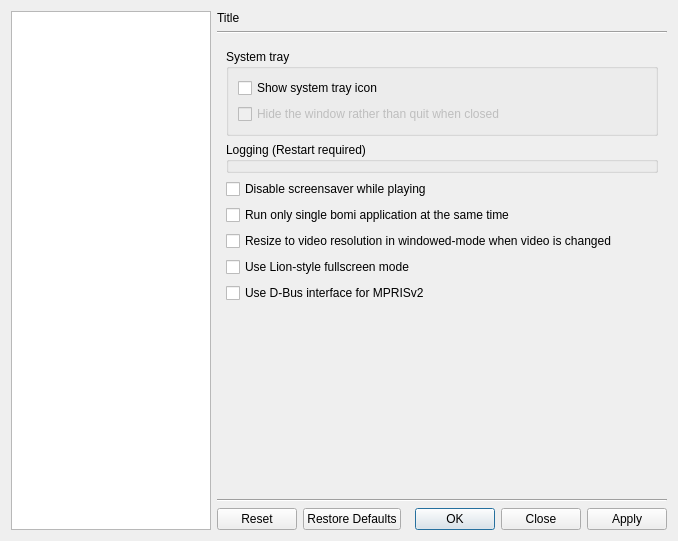
Above: src/bomi/ui/prefdialog.ui from bylee20/bomi before the change. Below: the same form after it.
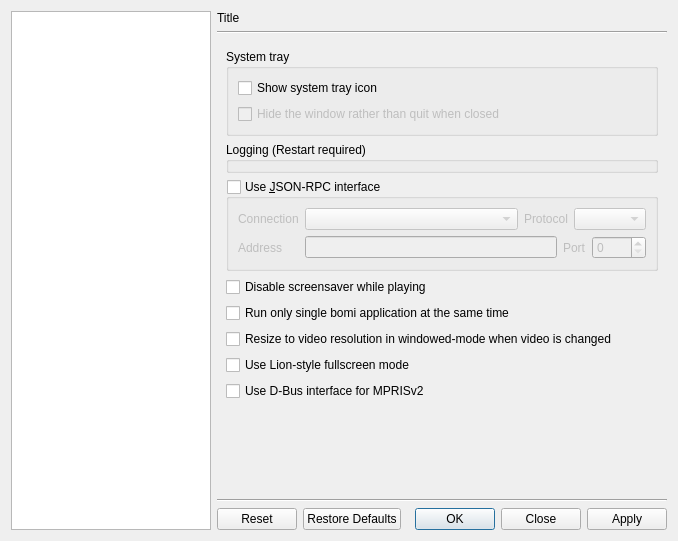
That is the form after the change. The open tabs and pages were chosen to show the change. Icons and pictures are not drawn. Custom widgets are drawn as their Qt base class.

Commit message: * New: JSON-RPC interface (#247)

The edit to the form file:
```diff
--- a/src/bomi/ui/prefdialog.ui
+++ b/src/bomi/ui/prefdialog.ui
@@ -1950,6 +1950,87 @@
            </property>
           </widget>
          </item>
+         <item>
+          <widget class="QGroupBox" name="jr_use">
+           <property name="title">
+            <string>Use &amp;JSON-RPC interface</string>
+           </property>
+           <property name="checkable">
+            <bool>true</bool>
+           </property>
+           <property name="checked">
+            <bool>false</bool>
+           </property>
+           <layout class="QGridLayout" name="gridLayout_4">
+            <item row="0" column="0">
+             <widget class="QLabel" name="label_10">
+              <property name="text">
+               <string>Connection</string>
+              </property>
+             </widget>
+            </item>
+            <item row="0" column="1">
+             <layout class="QHBoxLayout" name="horizontalLayout_9">
+              <item>
+               <widget class="JrConnectionComboBox" name="jr_connection">
+                <property name="sizePolicy">
+                 <sizepolicy hsizetype="Expanding" vsizetype="Fixed">
+                  <horstretch>0</horstretch>
+                  <verstretch>0</verstretch>
+                 </sizepolicy>
+                </property>
+               </widget>
+              </item>
+              <item>
+               <widget class="QLabel" name="label_11">
+                <property name="text">
+                 <string>Protocol</string>
+                </property>
+               </widget>
+              </item>
+              <item>
+               <widget class="JrProtocolComboBox" name="jr_protocol">
+                <property name="sizePolicy">
+                 <sizepolicy hsizetype="Preferred" vsizetype="Fixed">
+                  <horstretch>0</horstretch>
+                  <verstretch>0</verstretch>
+                 </sizepolicy>
+                </property>
+               </widget>
+              </item>
+             </layout>
+            </item>
+            <item row="1" column="0">
+             <widget class="QLabel" name="label_13">
+              <property name="text">
+               <string>Address</string>
+              </property>
+             </widget>
+            </item>
+            <item row="1" column="1">
+             <layout class="QHBoxLayout" name="horizontalLayout_8">
+              <item>
+               <widget class="QLineEdit" name="jr_address"/>
+              </item>
+              <item>
+               <widget class="QLabel" name="label_12">
+                <property name="text">
+                 <string>Port</string>
+                </property>
+               </widget>
+              </item>
+              <item>
+               <widget class="QSpinBox" name="jr_port">
+                <property name="maximum">
+                 <number>9999</number>
+                </property>
+               </widget>
+              </item>
+             </layout>
+            </item>
+           </layout>
+          </widget>
+         </item>
          <item>
           <widget class="QCheckBox" name="disable_screensaver">
            <property name="text">
@@ -2589,6 +2670,16 @@
    <extends>QComboBox</extends>
    <header>widget/fontcombobox.hpp</header>
   </customwidget>
+  <customwidget>
+   <class>JrConnectionComboBox</class>
+   <extends>QComboBox</extends>
+   <header>widget/enumcombobox.hpp</header>
+  </customwidget>
+  <customwidget>
+   <class>JrProtocolComboBox</class>
+   <extends>QComboBox</extends>
+   <header>widget/enumcombobox.hpp</header>
+  </customwidget>
  </customwidgets>
  <resources>
   <include location="../rsclist.qrc"/>
```
Left out of the diff: 4 changed lines with no effect on the pictures. The commit also changes 35 other files.
